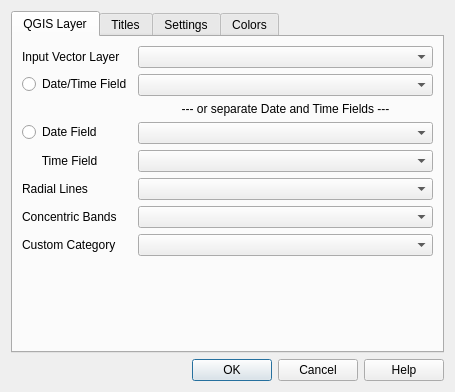
The window that heatmapdialog.ui (NationalSecurityAgency/qgis-d3datavis-plugin) describes before a commit, drawn with Qt 5.
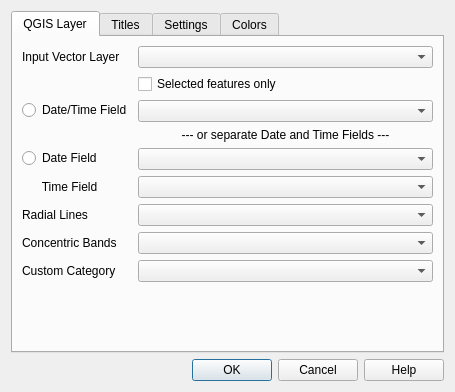
The same window after the commit. Custom widgets are drawn as their Qt base class.

Commit message: Add checkbox to use selected features only.

What changed in the file:
```diff
--- a/heatmapdialog.ui
+++ b/heatmapdialog.ui
@@ -36,14 +36,14 @@
            </property>
           </widget>
          </item>
-         <item row="1" column="0">
+         <item row="2" column="0">
           <widget class="QRadioButton" name="dtRadioButton">
            <property name="text">
             <string>Date/Time Field</string>
            </property>
           </widget>
          </item>
-         <item row="2" column="1">
+         <item row="4" column="1">
           <widget class="QLabel" name="label_2">
            <property name="text">
             <string>--- or separate Date and Time Fields ---</string>
@@ -53,41 +53,41 @@
            </property>
           </widget>
          </item>
-         <item row="3" column="0">
+         <item row="5" column="0">
           <widget class="QRadioButton" name="notdtRadioButton">
            <property name="text">
             <string>Date Field</string>
            </property>
           </widget>
          </item>
-         <item row="4" column="0">
+         <item row="6" column="0">
           <widget class="QLabel" name="label_3">
            <property name="text">
             <string>      Time Field</string>
            </property>
           </widget>
          </item>
-         <item row="5" column="0">
+         <item row="7" column="0">
           <widget class="QLabel" name="label_4">
            <property name="text">
             <string>Radial Lines</string>
            </property>
           </widget>
          </item>
-         <item row="5" column="1">
+         <item row="7" column="1">
           <widget class="QComboBox" name="radialComboBox"/>
          </item>
-         <item row="6" column="0">
+         <item row="8" column="0">
           <widget class="QLabel" name="label_5">
            <property name="text">
             <string>Concentric Bands</string>
            </property>
           </widget>
          </item>
-         <item row="6" column="1">
+         <item row="8" column="1">
           <widget class="QComboBox" name="circleComboBox"/>
          </item>
-         <item row="7" column="0">
+         <item row="9" column="0">
           <widget class="QLabel" name="label_18">
            <property name="text">
             <string>Custom Category</string>
@@ -97,18 +97,25 @@
          <item row="0" column="1">
           <widget class="QgsMapLayerComboBox" name="layerComboBox"/>
          </item>
-         <item row="1" column="1">
+         <item row="2" column="1">
           <widget class="QgsFieldComboBox" name="dtComboBox"/>
          </item>
-         <item row="3" column="1">
+         <item row="5" column="1">
           <widget class="QgsFieldComboBox" name="dateComboBox"/>
          </item>
-         <item row="4" column="1">
+         <item row="6" column="1">
           <widget class="QgsFieldComboBox" name="timeComboBox"/>
          </item>
-         <item row="7" column="1">
+         <item row="9" column="1">
           <widget class="QgsFieldComboBox" name="categoryComboBox"/>
          </item>
+         <item row="1" column="1">
+          <widget class="QCheckBox" name="selectedOnlyCheckBox">
+           <property name="text">
+            <string>Selected features only</string>
+           </property>
+          </widget>
+         </item>
         </layout>
        </item>
       </layout>
@@ -465,8 +472,8 @@
  <customwidgets>
   <customwidget>
    <class>QgsColorButton</class>
-   <extends>QPushButton</extends>
-   <header>qgis.gui</header>
+   <extends>QToolButton</extends>
+   <header>qgscolorbutton.h</header>
   </customwidget>
   <customwidget>
    <class>QgsFieldComboBox</class>
```
Left out of the diff: 4 changed lines with no effect on the pictures. The commit also changes 5 other files.
